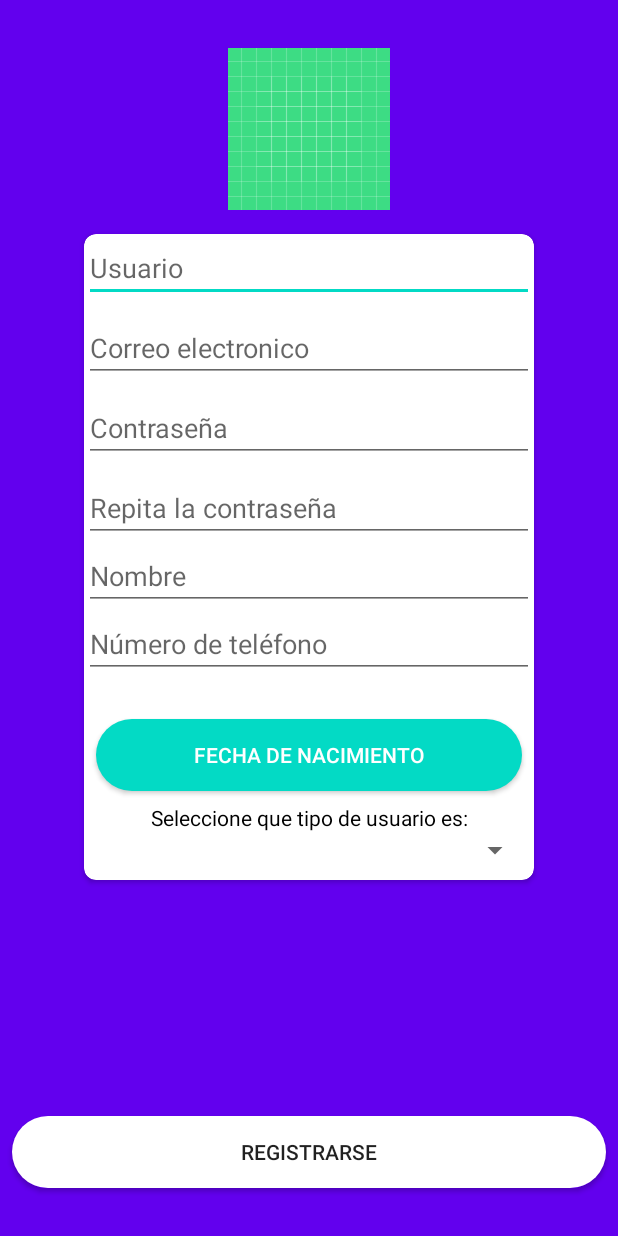
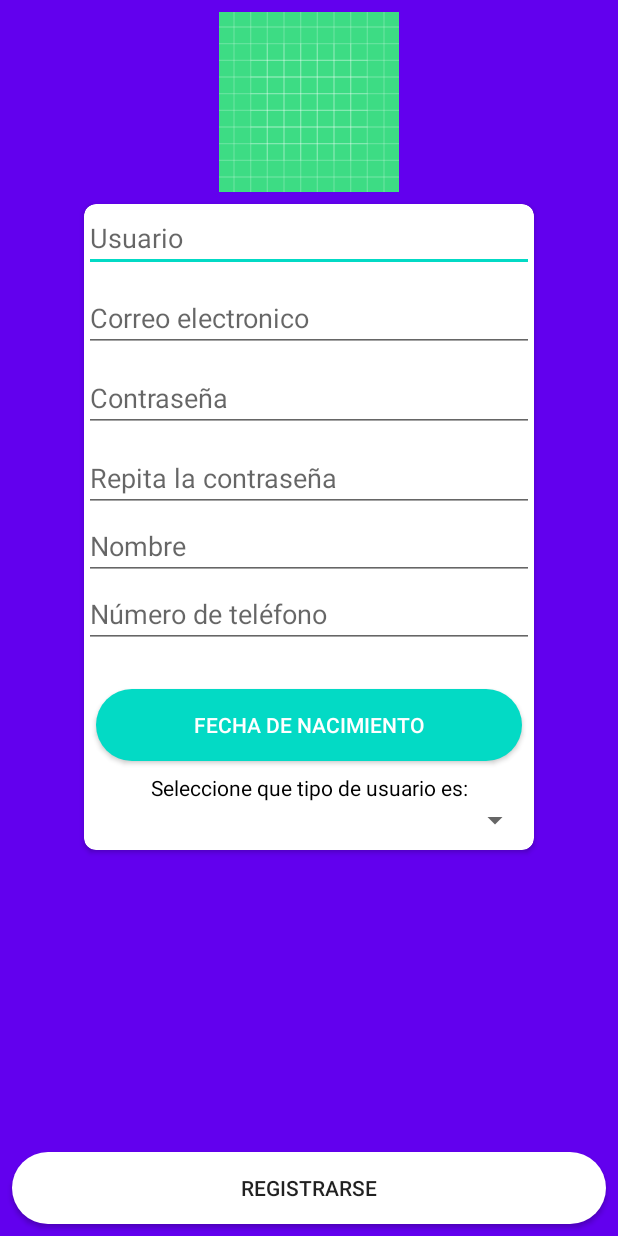
Before and after one commit to DanielSantanoF/Proyecto_de_Desarrollo_de_Aplicaciones_Multiplataforma, an Android app: the layout activity_register.xml on its own in the app's theme, with its tools: preview values and no code run, on a phone screen of 412 x 824 dp. Run offline under Robolectric (Android 15) with nearby library versions, the phone set to English and light mode, and no system bars.

Commit message:
hotfix a la interfaz de registro

```diff
--- a/Android/app/src/main/java/com/dsantano/proyectodam/ui/auth/RegisterActivity.java
+++ b/Android/app/src/main/java/com/dsantano/proyectodam/ui/auth/RegisterActivity.java
@@ -86,7 +86,7 @@ public class RegisterActivity extends AppCompatActivity implements IDatePickerLi
             public void onItemSelected(AdapterView<?> parent, View view, int position, long id) {
                 int type = position + 1;
                 if(type == 1){
-                    typeUserSelected = "BUSCA_COMPAÑIA";
+                    typeUserSelected = "BUSCA_COMPANIA";
                 } else if(type == 2){
                     typeUserSelected = "OFRECE_ALOJAMIENTO";
                 } else if(type == 3){
@@ -101,7 +101,7 @@ public class RegisterActivity extends AppCompatActivity implements IDatePickerLi
         });
 
         ivAvatar = findViewById(R.id.imageViewUploadAvatarRegister);
-        Glide.with(this).load(R.drawable.ic_upload).transform(new CircleCrop()).into(ivAvatar);
+        Glide.with(this).load(R.drawable.ic_upload).into(ivAvatar);
 
         btnPickBirthDate = findViewById(R.id.buttonPickBirthDateRegister);
         btnDoRegister = findViewById(R.id.buttonDoRegister);
--- a/Android/app/src/main/res/layout/activity_register.xml
+++ b/Android/app/src/main/res/layout/activity_register.xml
@@ -10,7 +10,7 @@
     <androidx.cardview.widget.CardView
         android:layout_width="300dp"
         android:layout_height="wrap_content"
-        android:layout_marginTop="16dp"
+        android:layout_marginTop="8dp"
         app:cardCornerRadius="8dp"
         app:layout_constraintEnd_toEndOf="parent"
         app:layout_constraintStart_toStartOf="parent"
@@ -145,7 +145,7 @@
         android:layout_height="wrap_content"
         android:layout_marginStart="8dp"
         android:layout_marginEnd="8dp"
-        android:layout_marginBottom="32dp"
+        android:layout_marginBottom="8dp"
         android:background="@drawable/round_bg_white"
         android:text="@string/btn_register"
         app:layout_constraintBottom_toBottomOf="parent"
@@ -154,9 +154,9 @@
 
     <ImageView
         android:id="@+id/imageViewUploadAvatarRegister"
-        android:layout_width="wrap_content"
-        android:layout_height="wrap_content"
-        android:layout_marginTop="32dp"
+        android:layout_width="120dp"
+        android:layout_height="120dp"
+        android:layout_marginTop="8dp"
         app:layout_constraintEnd_toEndOf="parent"
         app:layout_constraintStart_toStartOf="parent"
         app:layout_constraintTop_toTopOf="parent"
```
Also changed, not shown: Android/app/src/main/res/drawable/ic_upload.xml (+3 -3 lines).
